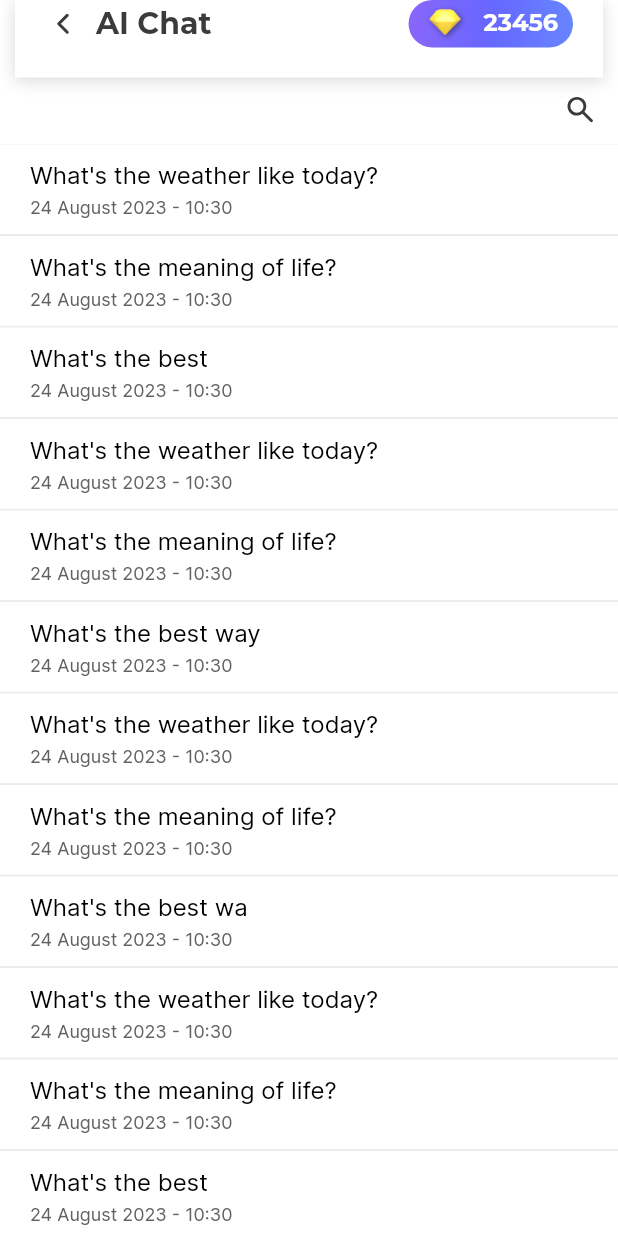
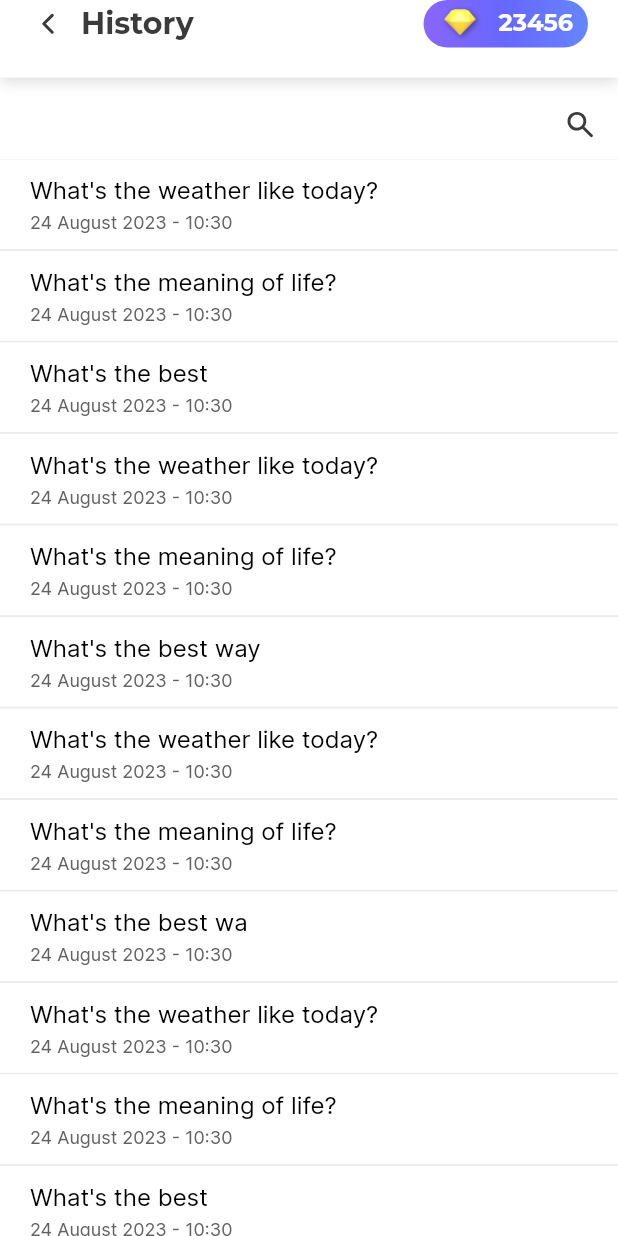
Before and after one commit to friendify-org/friendify-application, a Flutter app: the HistoriesScreen screen opened by its route, on a phone screen of 412 x 824 dp. Run offline on Flutter 3.47's test engine with Material 2 defaults, Android fonts, the phone set to English and light mode, and no system bars; our stand-ins replace carousel_slider, flutter_svg; project files that could hold a hidden picture were left out.

Commit message:
Temp Update for feature ai_chat

```diff
--- a/lib/screens/histories/main.dart
+++ b/lib/screens/histories/main.dart
@@ -14,11 +14,8 @@ class HistoriesScreen extends StatelessWidget {
         height: MediaQuery.of(context).size.height,
         child: const Column(
           children: [
-            Padding(
-              padding: EdgeInsets.symmetric(horizontal: 10),
-              child: SecondaryHeader(
-                child: H8(content: "AI Chat"),
-              ),
+            SecondaryHeader(
+              child: H8(content: "History"),
             ),
             Expanded(child: Histories()),
           ],
--- a/lib/screens/histories/widgets/histories.dart
+++ b/lib/screens/histories/widgets/histories.dart
@@ -8,13 +8,16 @@ class Histories extends StatelessWidget {
 
   @override
   Widget build(BuildContext context) {
-    return Container(
+    return SafeArea(
+      top: false,
+      child: Container(
         width: double.infinity,
         child: Column(
           children: [
-          const Padding(
-            padding: EdgeInsets.all(10),
-            child: Align(
+            Container(
+              margin: const EdgeInsets.only(top: 10),
+              padding: const EdgeInsets.all(10),
+              child: const Align(
                 alignment: Alignment.topRight,
                 child: AppSearchBar(),
               ),
@@ -31,6 +34,7 @@ class Histories extends StatelessWidget {
             ),
           ],
         ),
+      ),
     );
   }
 }
--- a/lib/widgets/container.dart
+++ b/lib/widgets/container.dart
@@ -15,7 +15,7 @@ class AppContainer extends StatelessWidget {
         width: MediaQuery.of(context).size.width,
         decoration: BoxDecoration(gradient: AppTheme.theme.backgroundColor),
         child: SingleChildScrollView(
-          physics: BouncingScrollPhysics(parent: NeverScrollableScrollPhysics()),
+          physics: const BouncingScrollPhysics(parent: NeverScrollableScrollPhysics()),
           child: AppButtonTheme(
             buttonTheme: AppTheme.theme.primaryButtonTheme,
             child: child,
--- a/pubspec.yaml
+++ b/pubspec.yaml
@@ -16,6 +16,7 @@ dependencies:
   flutter_svg: ^2.0.7
   json_annotation: ^4.8.1
   intl: ^0.18.1
+  flutter_bloc: ^8.1.3
 
 dev_dependencies:
   flutter_test:
```
Also changed, not shown: lib/schema/message.dart (added, +26 -0 lines), lib/schema/user.dart (added, +26 -0 lines), lib/schema/history.g.dart, lib/schema/message.g.dart (added), lib/schema/user.g.dart (added), pubspec.lock, 2 other files. Lines whose indentation alone changed are shown as unchanged.
